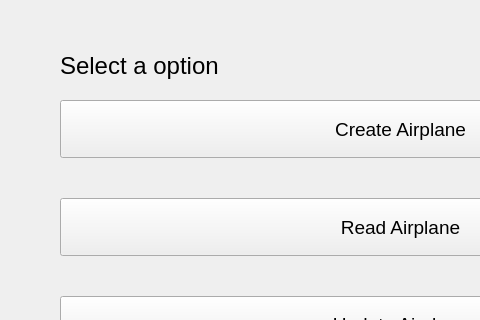
Before: the Qt Designer form GJR/views/manageAirplane.ui in CaduRomaniello/GJR, drawn with Qt 5; both pictures show x 0 to 480 and y 0 to 320 of the 800 by 600 pixel window.
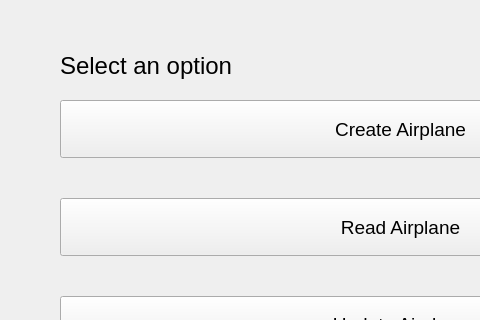
After: the same form once the commit is applied.

```diff
--- a/GJR/views/manageAirplane.ui
+++ b/GJR/views/manageAirplane.ui
@@ -122,7 +122,7 @@
      </font>
     </property>
     <property name="text">
-     <string>Select a option</string>
+     <string>Select an option</string>
     </property>
    </widget>
    <widget class="QPushButton" name="button_back">
```
Left out of the diff: 2 changed lines with no effect on the pictures.
